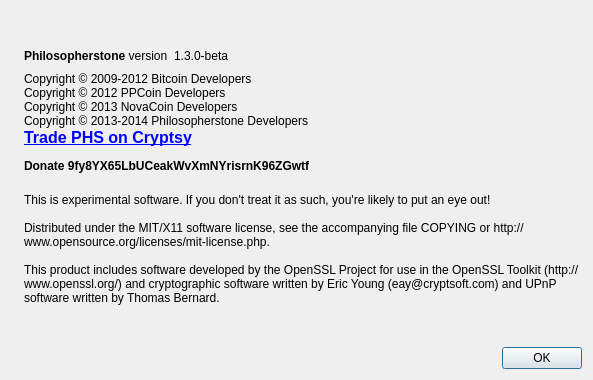
This is src/qt/forms/aboutdialog.ui in philosopherstonecoin/philosopherstone as Qt 5 draws it before an edit. The edited form follows.
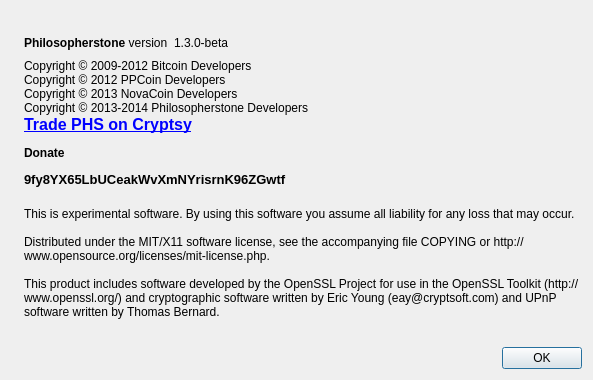
This is the edited form. Icons and pictures are not drawn.

What changed in the file:
```diff
--- a/src/qt/forms/aboutdialog.ui
+++ b/src/qt/forms/aboutdialog.ui
@@ -91,7 +91,7 @@
         <cursorShape>IBeamCursor</cursorShape>
        </property>
        <property name="text">
-        <string>&lt;html&gt;&lt;head/&gt;&lt;body&gt;&lt;p&gt;Copyright © 2009-2012 Bitcoin Developers&lt;br/&gt;Copyright © 2012 PPCoin Developers&lt;br/&gt;Copyright © 2013 NovaCoin Developers &lt;br/&gt;Copyright © 2013-2014 Philosopherstone Developers &lt;a href=&quot;https://www.cryptsy.com/users/register?refid=8564&quot;&gt;&lt;span style=&quot; text-decoration: underline; color:#0000ff;&quot;&gt;&lt;br/&gt;&lt;/span&gt;&lt;/a&gt;&lt;a href=&quot;https://www.cryptsy.com/users/register?refid=8564&quot;&gt;&lt;span style=&quot; font-size:12pt; font-weight:600; text-decoration: underline; color:#0000ff;&quot;&gt;Trade PHS on Cryptsy&lt;/span&gt;&lt;/a&gt;&lt;/p&gt;&lt;p&gt;&lt;span style=&quot; font-weight:600;&quot;&gt;Donate 9fy8YX65LbUCeakWvXmNYrisrnK96ZGwtf&lt;/span&gt;&lt;/p&gt;&lt;/body&gt;&lt;/html&gt;</string>
+        <string>&lt;html&gt;&lt;head/&gt;&lt;body&gt;&lt;p&gt;Copyright © 2009-2012 Bitcoin Developers&lt;br/&gt;Copyright © 2012 PPCoin Developers&lt;br/&gt;Copyright © 2013 NovaCoin Developers &lt;br/&gt;Copyright © 2013-2014 Philosopherstone Developers &lt;a href=&quot;https://www.cryptsy.com/users/register?refid=8564&quot;&gt;&lt;span style=&quot; text-decoration: underline; color:#0000ff;&quot;&gt;&lt;br/&gt;&lt;/span&gt;&lt;/a&gt;&lt;a href=&quot;https://www.cryptsy.com/users/register?refid=8564&quot;&gt;&lt;span style=&quot; font-size:12pt; font-weight:600; text-decoration: underline; color:#0000ff;&quot;&gt;Trade PHS on Cryptsy&lt;/span&gt;&lt;/a&gt;&lt;/p&gt;&lt;p&gt;&lt;span style=&quot; font-weight:600;&quot;&gt;Donate&lt;/span&gt;&lt;/p&gt;&lt;p&gt;&lt;span style=&quot; font-size:10pt; font-weight:600;&quot;&gt;9fy8YX65LbUCeakWvXmNYrisrnK96ZGwtf&lt;/span&gt;&lt;/p&gt;&lt;/body&gt;&lt;/html&gt;</string>
        </property>
        <property name="textFormat">
         <enum>Qt::RichText</enum>
@@ -111,7 +111,7 @@
        </property>
        <property name="text">
         <string>
-This is experimental software. If you don't treat it as such, you're likely to put an eye out!
+This is experimental software. By using this software you assume all liability for any loss that may occur.
 
 Distributed under the MIT/X11 software license, see the accompanying file COPYING or http://www.opensource.org/licenses/mit-license.php.
 
```
